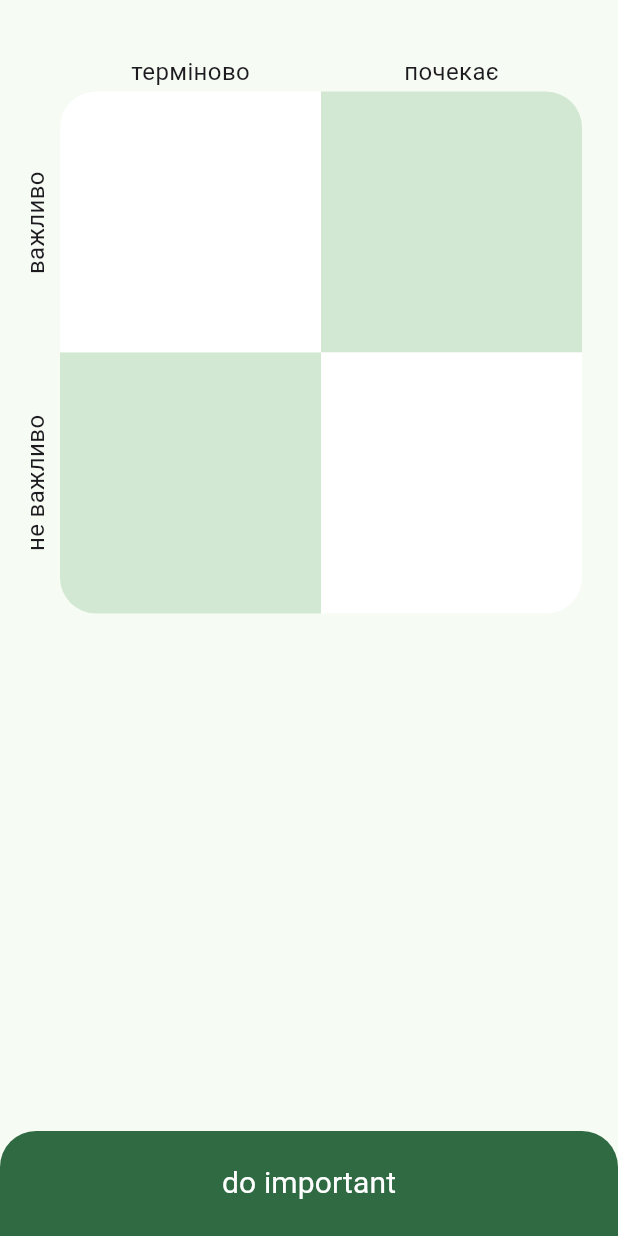
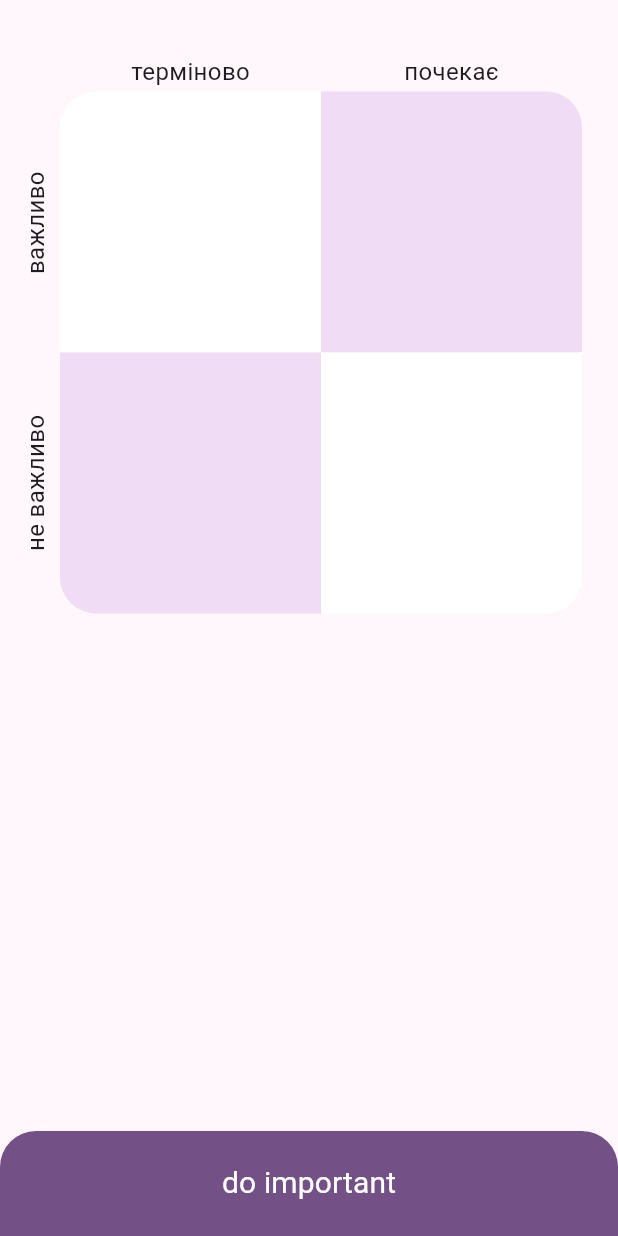
Before and after one commit to jazzkrop/do-important-zanovo, a Flutter app: the ImportanceScreen screen opened by its route, on a phone screen of 412 x 824 dp. Run offline on Flutter 3.47's test engine with Material 3 defaults, Android fonts, the phone set to English and light mode, and no system bars; our stand-ins replace cloud_firestore, connectivity_plus, delayed_display, firebase_auth, firebase_core, flutter_screenutil and 3 more; accounts and stored records are empty.

Commit message:
it works

```diff
--- a/lib/src/core/models/task_model.dart
+++ b/lib/src/core/models/task_model.dart
@@ -14,6 +14,7 @@ class Task {
 
   static String createdAtStr = 'createdAt';
   static String doneAtStr = 'doneAt';
+  static String importanceStr = 'importance';
 
   final String id;
   final Timestamp? createdAt;
--- a/lib/src/importance_feature/importance_screen.dart
+++ b/lib/src/importance_feature/importance_screen.dart
@@ -1,14 +1,19 @@
-import 'dart:js_interop';
 import 'dart:ui';
-
 import 'package:cloud_firestore/cloud_firestore.dart';
 import 'package:do_important_zanovo/src/core/models/task_model.dart';
 import 'package:do_important_zanovo/src/core/services/db_constants.dart';
-import 'package:do_important_zanovo/src/task_feature/task_list_view.dart';
-import 'package:do_important_zanovo/src/task_feature/task_simple_view.dart';
+import 'package:do_important_zanovo/src/importance_feature/widgets/drag_task_list.dart';
+import 'package:do_important_zanovo/src/importance_feature/widgets/task_drag_feedback.dart';
+import 'package:do_important_zanovo/src/task_feature/task_controller.dart';
 import 'package:do_important_zanovo/src/widgets/screen_wrapper.dart';
 import 'package:firebase_auth/firebase_auth.dart';
 import 'package:flutter/material.dart';
+
+FlutterView view = WidgetsBinding.instance.platformDispatcher.views.first;
+Size screenSize = view.physicalSize / view.devicePixelRatio;
+double horizontalPadding = 20.0;
+double textHeight = 16;
+double textGapHeight = 4;
 
 class ImportanceScreen extends StatefulWidget {
   const ImportanceScreen({super.key});
@@ -21,12 +26,10 @@ class ImportanceScreen extends StatefulWidget {
 
 class _ImportanceScreenState extends State<ImportanceScreen> {
   List<Task> tasksList = [];
-
-  FlutterView view = WidgetsBinding.instance.platformDispatcher.views.first;
-  late Size screenSize = view.physicalSize / view.devicePixelRatio;
-  double horizontalPadding = 20.0;
-  double textHeight = 16;
-  double textGapHeight = 4;
+  List<Task> tasksImp1 = [];
+  List<Task> tasksImp2 = [];
+  List<Task> tasksImp3 = [];
+  List<Task> tasksImp4 = [];
 
   late double squareWidth =
       (screenSize.width - horizontalPadding * 2 - textHeight) / 2 -
@@ -40,13 +43,15 @@ class _ImportanceScreenState extends State<ImportanceScreen> {
           .collection(DatabasePaths.users)
           .doc(FirebaseAuth.instance.currentUser!.uid)
           .collection(DatabasePaths.tasks)
-          .orderBy(Task.createdAtStr, descending: true)
+          .orderBy(Task.importanceStr, descending: true)
           .where(Task.doneAtStr, isEqualTo: 0)
           .get(const GetOptions(source: Source.cache))
           .then((value) {
         for (var item in value.docs) {
           tasksList.add(Task.fromFirestore(item, SnapshotOptions()));
+          setState(() {});
         }
+        tasksList.sort((a, b) => a.importance!.compareTo(b.importance!));
       });
     }
   }
@@ -94,14 +99,8 @@ class _ImportanceScreenState extends State<ImportanceScreen> {
                             style: TextStyle(fontSize: 16),
                           ),
                           const SizedBox(height: 2),
-                          Container(
-                            width: squareWidth,
-                            height: squareWidth,
-                            decoration: BoxDecoration(
-                              borderRadius: const BorderRadius.only(
-                                  topLeft: Radius.circular(24)),
-                              color: Theme.of(context).colorScheme.onSecondary,
-                            ),
+                          renderImportantSquareDrag(
+                            parrentType: taskPlaces.importance1,
                           ),
                         ],
                       ),
@@ -112,16 +111,8 @@ class _ImportanceScreenState extends State<ImportanceScreen> {
                             style: TextStyle(fontSize: 16),
                           ),
                           const SizedBox(height: 2),
-                          Container(
-                            width: squareWidth,
-                            height: squareWidth,
-                            decoration: BoxDecoration(
-                              borderRadius: const BorderRadius.only(
-                                  topRight: Radius.circular(24)),
-                              color: Theme.of(context)
-                                  .colorScheme
-                                  .secondaryContainer,
-                            ),
+                          renderImportantSquareDrag(
+                            parrentType: taskPlaces.importance2,
                           ),
                         ],
                       ),
@@ -142,24 +133,11 @@ class _ImportanceScreenState extends State<ImportanceScreen> {
                               )),
                         ),
                       ),
-                      Container(
-                        width: squareWidth,
-                        height: squareWidth,
-                        decoration: BoxDecoration(
-                          borderRadius: const BorderRadius.only(
-                              bottomLeft: Radius.circular(24)),
-                          color:
-                              Theme.of(context).colorScheme.secondaryContainer,
-                        ),
+                      renderImportantSquareDrag(
+                        parrentType: taskPlaces.importance3,
                       ),
-                      Container(
-                        width: squareWidth,
-                        height: squareWidth,
-                        decoration: BoxDecoration(
-                          borderRadius: const BorderRadius.only(
-                              bottomRight: Radius.circular(24)),
-                          color: Theme.of(context).colorScheme.onSecondary,
-                        ),
+                      renderImportantSquareDrag(
+                        parrentType: taskPlaces.importance4,
                       ),
                     ],
                   ),
@@ -168,38 +146,11 @@ class _ImportanceScreenState extends State<ImportanceScreen> {
                     physics: const NeverScrollableScrollPhysics(),
                     shrinkWrap: true,
                     restorationId: 'TaskListView',
-                    itemCount: tasksList.length ?? 0,
+                    itemCount: tasksList.length,
                     itemBuilder: (BuildContext context, int index) {
                       final item = tasksList[index];
-                      double taskSmallWidth = 260;
-                      double taskSmallHeight = 150;
 
-                      return Align(
-                        child: Draggable(
-                          key: Key(item.id),
-                          dragAnchorStrategy: (draggable, context, position) =>
-                              Offset(taskSmallWidth / 2, taskSmallHeight / 2),
-                          feedback: SizedBox(
-                            width: taskSmallWidth,
-                            child: TaskSimpleView(
-                              importanceMode: true,
-                              task: item,
-                              key: Key(item.id),
-                            ),
-                          ),
-                          childWhenDragging: TaskSimpleView(
-                            transperent: true,
-                            importanceMode: true,
-                            task: item,
-                            key: Key(item.id),
-                          ),
-                          child: TaskSimpleView(
-                            importanceMode: true,
-                            task: item,
-                            key: Key(item.id),
-                          ),
-                        ),
-                      );
+                      return DraggableTaskList(item: item);
                     },
                   ),
                   const SizedBox(height: 100),
@@ -211,4 +162,158 @@ class _ImportanceScreenState extends State<ImportanceScreen> {
       ),
     );
   }
+
+  DragTarget<DragTaskData> renderImportantSquareDrag(
+      {required taskPlaces parrentType}) {
+    late List<Task> squareTasks;
+
+    TaskController taskController = TaskController();
+
+    switch (parrentType) {
+      case taskPlaces.importance1:
+        squareTasks = tasksImp1;
+        break;
+      case taskPlaces.importance2:
+        squareTasks = tasksImp2;
+        break;
+      case taskPlaces.importance3:
+        squareTasks = tasksImp3;
+        break;
+      case taskPlaces.importance4:
+        squareTasks = tasksImp4;
+        break;
+      default:
+        null;
+    }
+
+    return DragTarget(
+      onAccept: (DragTaskData data) {
+        setState(() {
+          if (parrentType == data.from) {
+            return;
+          }
+          switch (parrentType) {
+            case taskPlaces.importance1:
+              // update
+              taskController.editTask(id: data.task.id, importance: 1);
+              tasksImp1.insert(0, data.task);
+              squareTasks = tasksImp1;
+              break;
+            case taskPlaces.importance2:
+              taskController.editTask(id: data.task.id, importance: 2);
+              tasksImp2.insert(0, data.task);
+              squareTasks = tasksImp2;
+              break;
+            case taskPlaces.importance3:
+              taskController.editTask(id: data.task.id, importance: 3);
+              tasksImp3.insert(0, data.task);
+              squareTasks = tasksImp3;
+              break;
+            case taskPlaces.importance4:
+              taskController.editTask(id: data.task.id, importance: 4);
+              tasksImp4.insert(0, data.task);
+              squareTasks = tasksImp4;
+              break;
+            default:
+              null;
+          }
+
+          switch (data.from) {
+            case taskPlaces.taskList:
+              tasksList.remove(data.task);
+              break;
+            case taskPlaces.importance1:
+              tasksImp1.remove(data.task);
+              break;
+            case taskPlaces.importance2:
+              tasksImp2.remove(data.task);
+              break;
+            case taskPlaces.importance3:
+              tasksImp3.remove(data.task);
+              break;
+            case taskPlaces.importance4:
+              tasksImp4.remove(data.task);
+              break;
+            default:
+              null;
+          }
+        });
+      },
+      builder: (context, candidateData, rejectedData) {
+        late var boxDecoration;
+        switch (parrentType) {
+          case taskPlaces.importance1:
+            boxDecoration = BoxDecoration(
+              borderRadius:
+                  const BorderRadius.only(topLeft: Radius.circular(24)),
+              color: Theme.of(context).colorScheme.onSecondary,
+            );
+            break;
+          case taskPlaces.importance2:
+            boxDecoration = BoxDecoration(
+              borderRadius:
+                  const BorderRadius.only(topRight: Radius.circular(24)),
+              color: Theme.of(context).colorScheme.secondaryContainer,
+            );
+            break;
+          case taskPlaces.importance3:
+            boxDecoration = BoxDecoration(
+              borderRadius:
+                  const BorderRadius.only(bottomLeft: Radius.circular(24)),
+              color: Theme.of(context).colorScheme.secondaryContainer,
+            );
+            break;
+          case taskPlaces.importance4:
+            boxDecoration = BoxDecoration(
+              borderRadius:
+                  const BorderRadius.only(bottomRight: Radius.circular(24)),
+              color: Theme.of(context).colorScheme.onSecondary,
+            );
+            break;
+          default:
+            null;
+        }
+
+        return Container(
+          clipBehavior: Clip.antiAlias,
+          width: squareWidth,
+          height: squareWidth,
+          decoration: boxDecoration,
+          child: Padding(
+            padding: const EdgeInsets.only(left: 4.0, right: 4.0),
+            child: ListView(children: [
+              const SizedBox(height: 4),
+              ...squareTasks.map((Task task) {
+                var taskCard = Card(
+                  child: Padding(
+                    padding: const EdgeInsets.only(
+                        left: 8.0, right: 8.0, bottom: 12.0, top: 8),
+                    child: Text(
+                      task.title,
+                      overflow: TextOverflow.ellipsis,
+                      maxLines: 2,
+                    ),
+                  ),
+                );
+                return LongPressDraggable(
+                  data: DragTaskData(task: task, from: parrentType),
+                  dragAnchorStrategy: (draggable, context, position) =>
+                      const Offset(200, 200),
+                  childWhenDragging: Opacity(
+                    opacity: 0,
+                    child: taskCard,
+                  ),
+                  feedback: TaskDragFeedback(
+                    item: task,
+                  ),
+                  child: taskCard,
+                );
+              }),
+              const SizedBox(height: 4),
+            ]),
+          ),
+        );
+      },
+    );
+  }
 }
--- /dev/null
+++ b/lib/src/importance_feature/widgets/drag_task_list.dart
@@ -0,0 +1,55 @@
+import 'package:do_important_zanovo/src/core/models/task_model.dart';
+import 'package:do_important_zanovo/src/importance_feature/widgets/task_drag_feedback.dart';
+import 'package:do_important_zanovo/src/task_feature/task_simple_view.dart';
+import 'package:flutter/material.dart';
+import 'package:flutter/services.dart';
+
+enum taskPlaces {
+  taskList,
+  importance1,
+  importance2,
+  importance3,
+  importance4,
+}
+
+class DragTaskData {
+  final Task task;
+  final taskPlaces from;
+
+  DragTaskData({required this.task, required this.from});
+}
+
+class DraggableTaskList extends StatelessWidget {
+  const DraggableTaskList({
+    super.key,
+    required this.item,
+  });
+  final Task item;
+
+  @override
+  Widget build(BuildContext context) {
+    return Align(
+      child: Draggable(
+        onDragStarted: () {
+          HapticFeedback.selectionClick();
+        },
+        data: DragTaskData(task: item, from: taskPlaces.taskList),
+        key: Key(item.id),
+        dragAnchorStrategy: (draggable, context, position) =>
+            const Offset(200, 200),
+        feedback: TaskDragFeedback(item: item),
+        childWhenDragging: TaskSimpleView(
+          transperent: true,
+          importanceMode: true,
+          task: item,
+          key: Key(item.id),
+        ),
+        child: TaskSimpleView(
+          importanceMode: true,
+          task: item,
+          key: Key(item.id),
+        ),
+      ),
+    );
+  }
+}
--- a/lib/src/settings/settings_controller.dart
+++ b/lib/src/settings/settings_controller.dart
@@ -19,7 +19,7 @@ class SettingsController with ChangeNotifier {
   // also persisting the changes with the SettingsService.
   late ThemeMode _themeMode;
   // final Color _seedColor = Color.fromARGB(255, 162, 111, 243);
-  final Color _seedColor = const Color.fromARGB(255, 111, 243, 157);
+  final Color _seedColor = Color.fromARGB(234, 254, 240, 255);
   // final Color _seedColor = Color.fromARGB(255, 243, 201, 111);
 
   // Allow Widgets to read the user's preferred ThemeMode.
--- a/lib/src/widgets/screen_wrapper.dart
+++ b/lib/src/widgets/screen_wrapper.dart
@@ -10,6 +10,7 @@ class ScreenWrapper extends StatelessWidget {
   @override
   Widget build(BuildContext context) {
     return Scaffold(
+      resizeToAvoidBottomInset: true,
       appBar: null,
       body: SafeArea(
         child: Stack(children: [
--- a/pubspec.yaml
+++ b/pubspec.yaml
@@ -25,6 +25,8 @@ dependencies:
   shared_preferences: ^2.2.2
   palette_generator: ^0.3.3+3
   uuid: ^4.1.0
+  delayed_display: ^2.0.0
+  flutter_screenutil: ^5.9.0
 
 dev_dependencies:
   flutter_test:
```
Also changed, not shown: lib/main.dart (+11 -1 lines), lib/src/app.dart (+22 -9 lines), lib/src/importance_feature/widgets/task_drag_feedback.dart (added, +34 -0 lines), lib/src/task_feature/task_form.dart (+16 -5 lines), lib/src/task_feature/task_list_view.dart (+29 -2 lines), lib/src/task_feature/task_simple_view.dart (+4 -7 lines), lib/firebase_options.dart, pubspec.lock, 1 other file.
